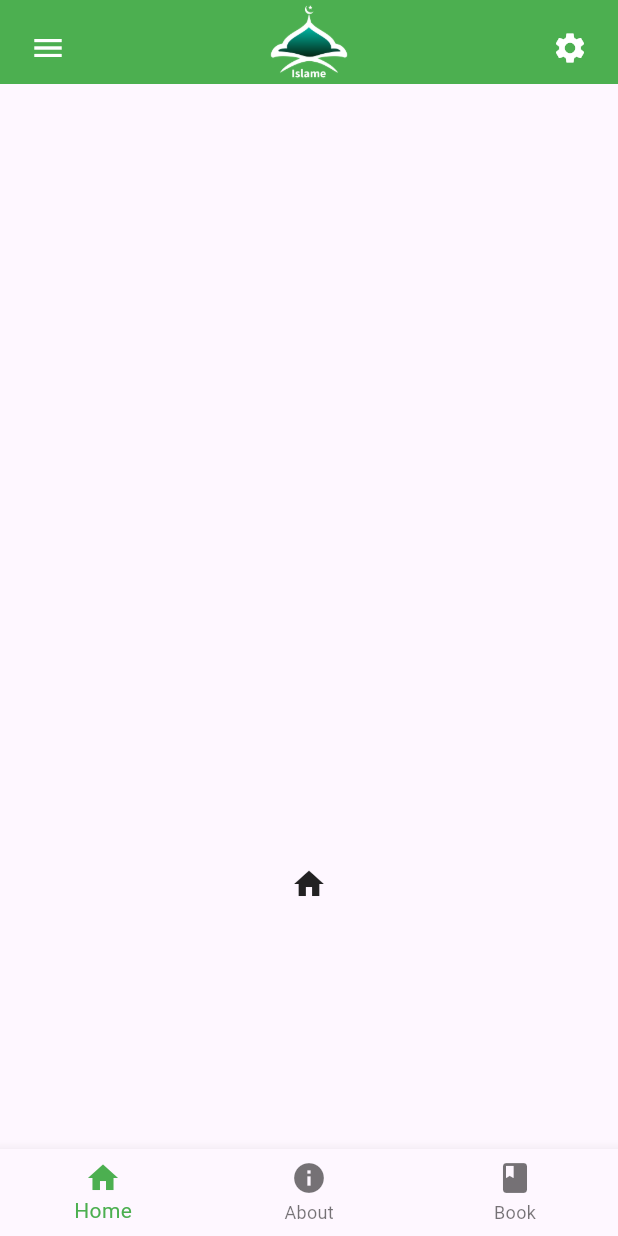
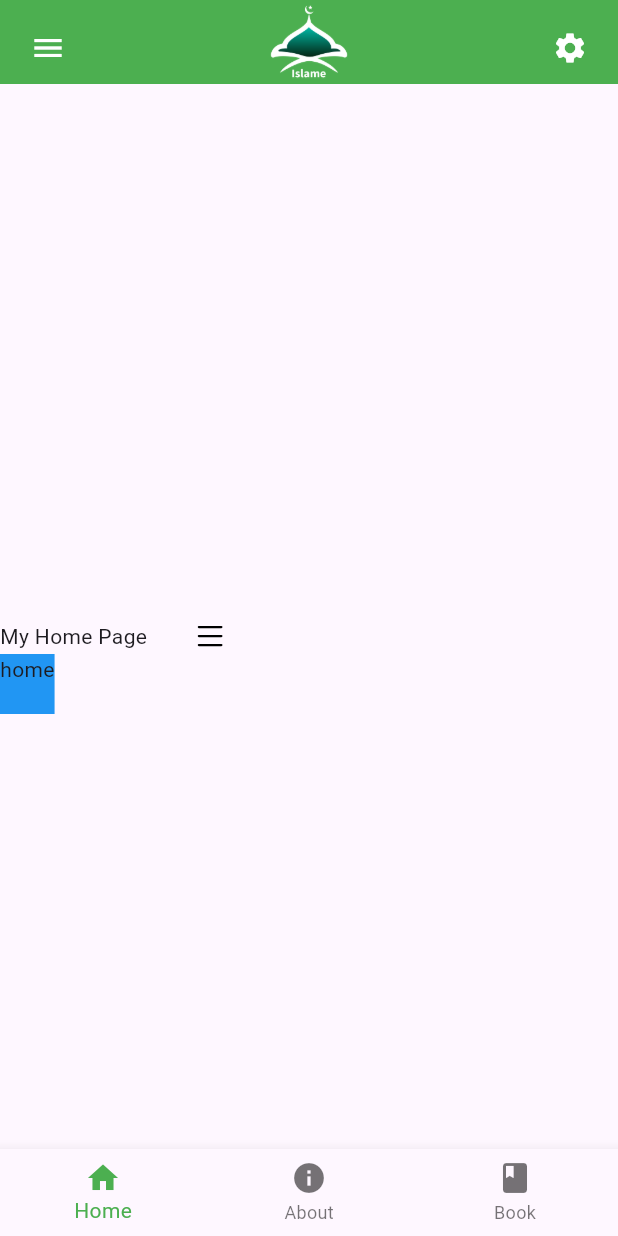
Before and after one commit to waqasyahya/first_project, a Flutter app: the screen it shows after launch, on a phone screen of 412 x 824 dp. Run offline on Flutter 3.47's test engine with Material 3 defaults, Android fonts, the phone set to English and light mode, and no system bars; our stand-ins replace flutter_svg.

Commit message:
first commit

```diff
--- a/lib/bottombar.dart
+++ b/lib/bottombar.dart
@@ -1,11 +1,7 @@
 import 'package:flutter/material.dart';
+import 'package:flutter_svg/svg.dart';
+import 'package:islame2/homepage.dart';
 
-class HomeIcon extends StatelessWidget {
-  @override
-  Widget build(BuildContext context) {
-    return Icon(Icons.home);
-  }
-}
 
 class AboutIcon extends StatelessWidget {
   @override
--- /dev/null
+++ b/lib/homepage.dart
@@ -0,0 +1,36 @@
+import 'package:flutter/material.dart';
+import 'package:flutter_svg/svg.dart';
+
+class HomeIcon extends StatelessWidget {
+  @override
+  Widget build(BuildContext context) {
+    return Scaffold(
+      body: Column(
+        crossAxisAlignment: CrossAxisAlignment.start, // Align content to the start (top) of the column
+        children: [
+          Row(
+            children: [
+              Text('My Home Page'), // Text widget for displaying text
+              SizedBox(width: 30), // Spacer between text and image
+              SvgPicture.asset(
+                'assets/icon/list.svg', // Path to your SVG image asset
+                height: 24, // Adjust the height as needed
+                width: 24, // Adjust the width as needed
+              ),
+            ],
+          ),
+          Row(
+            children: [
+              Container(
+                color: Colors.blue,
+                height: 40,
+                child: Text('home'),
+              )
+            ],
+          ),
+          // Add more widgets here if needed
+        ],
+      ),
+    );
+  }
+}
```
